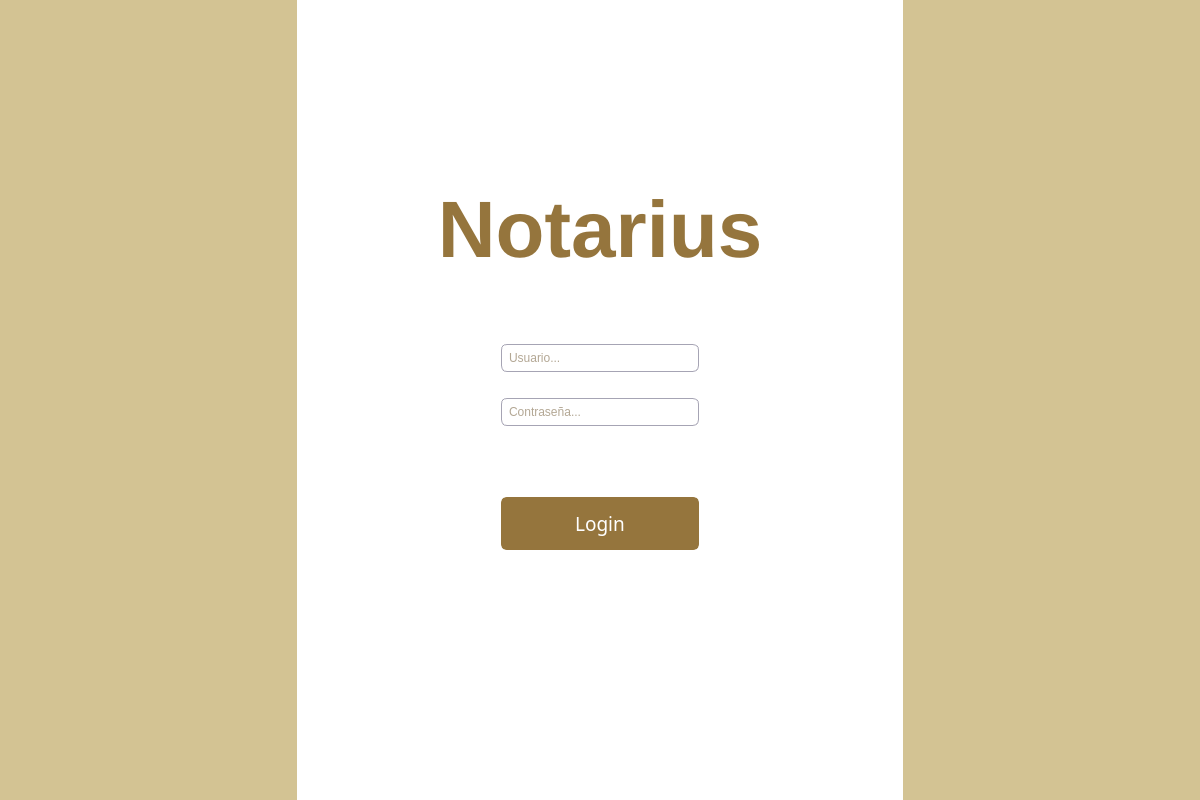
andreadh01/Notarius, file ui/login.ui: the form before one commit.
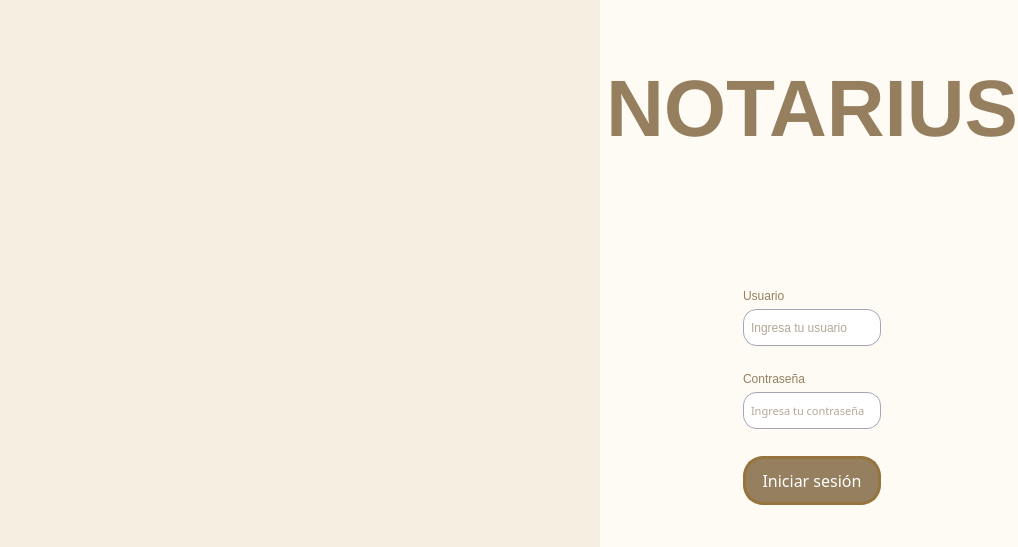
The form after the commit. Icons and pictures are not drawn.

Commit message: modificar diseño del login, plus agregar icons funcionales

```diff
--- a/ui/login.ui
+++ b/ui/login.ui
@@ -6,8 +6,8 @@
    <rect>
     <x>0</x>
     <y>0</y>
-    <width>1200</width>
-    <height>800</height>
+    <width>895</width>
+    <height>547</height>
    </rect>
   </property>
   <property name="sizePolicy">
@@ -21,7 +21,8 @@
   </property>
   <property name="styleSheet">
    <string notr="true">QDialog {
-background-color: white;
+background-color:rgba(245, 216, 174, 0.08);
+
 }</string>
   </property>
   <property name="modal">
@@ -41,7 +42,7 @@
     <number>0</number>
    </property>
    <item row="0" column="0">
-    <layout class="QHBoxLayout" name="horizontalLayout" stretch="1,2,1">
+    <layout class="QHBoxLayout" name="horizontalLayout" stretch="0,0">
      <property name="sizeConstraint">
       <enum>QLayout::SetDefaultConstraint</enum>
      </property>
@@ -53,9 +54,17 @@
          <verstretch>0</verstretch>
         </sizepolicy>
        </property>
+       <property name="minimumSize">
+        <size>
+         <width>600</width>
+         <height>0</height>
+        </size>
+       </property>
        <property name="styleSheet">
         <string notr="true">QLabel {
-background-color: #d3c393;
+background-color: rgba(202, 166, 112, 0.15);
+	
+	image: url(:/icons/undraw_team_up_re_84ok.svg);
 }</string>
        </property>
        <property name="text">
@@ -64,7 +73,7 @@
       </widget>
      </item>
      <item>
-      <layout class="QVBoxLayout" name="verticalLayout" stretch="0,0,0,0,0,0,0,0">
+      <layout class="QVBoxLayout" name="verticalLayout" stretch="0,0,0,0,0,0,0,0,0,0,0,0">
        <item>
         <spacer name="verticalSpacer_4">
          <property name="orientation">
@@ -78,6 +87,32 @@
          </property>
         </spacer>
        </item>
+       <item>
+        <spacer name="verticalSpacer_6">
+         <property name="orientation">
+          <enum>Qt::Vertical</enum>
+         </property>
+         <property name="sizeHint" stdset="0">
+          <size>
+           <width>20</width>
+           <height>40</height>
+          </size>
+         </property>
+        </spacer>
+       </item>
+       <item>
+        <spacer name="verticalSpacer_5">
+         <property name="orientation">
+          <enum>Qt::Vertical</enum>
+         </property>
+         <property name="sizeHint" stdset="0">
+          <size>
+           <width>20</width>
+           <height>40</height>
+          </size>
+         </property>
+        </spacer>
+       </item>
        <item>
         <widget class="QLabel" name="label_3">
          <property name="font">
@@ -89,11 +124,11 @@
          </property>
          <property name="styleSheet">
           <string notr="true">QLabel {
-color: #95753d;
+color: rgba(149, 127, 95, 1);
 }</string>
          </property>
          <property name="text">
-          <string>Notarius</string>
+          <string>NOTARIUS</string>
          </property>
          <property name="alignment">
           <set>Qt::AlignCenter</set>
@@ -101,20 +136,20 @@
         </widget>
        </item>
        <item>
-        <spacer name="verticalSpacer_5">
-         <property name="orientation">
-          <enum>Qt::Vertical</enum>
-         </property>
-         <property name="sizeType">
-          <enum>QSizePolicy::Minimum</enum>
-         </property>
-         <property name="sizeHint" stdset="0">
+        <widget class="QLabel" name="label_5">
+         <property name="minimumSize">
           <size>
-           <width>20</width>
-           <height>40</height>
+           <width>100</width>
+           <height>100</height>
           </size>
          </property>
-        </spacer>
+         <property name="styleSheet">
+          <string notr="true">image: url(:/icons/carpeta.png);</string>
+         </property>
+         <property name="text">
+          <string/>
+         </property>
+        </widget>
        </item>
        <item>
         <layout class="QHBoxLayout" name="horizontalLayout_3"/>
@@ -137,46 +172,7 @@
        </item>
        <item>
         <layout class="QGridLayout" name="gridLayout">
-         <item row="0" column="0">
-          <spacer name="horizontalSpacer">
-           <property name="orientation">
-            <enum>Qt::Horizontal</enum>
-           </property>
-           <property name="sizeHint" stdset="0">
-            <size>
-             <width>40</width>
-             <height>20</height>
-            </size>
-           </property>
-          </spacer>
-         </item>
-         <item row="3" column="0">
-          <spacer name="horizontalSpacer_2">
-           <property name="orientation">
-            <enum>Qt::Horizontal</enum>
-           </property>
-           <property name="sizeHint" stdset="0">
-            <size>
-             <width>40</width>
-             <height>20</height>
-            </size>
-           </property>
-          </spacer>
-         </item>
-         <item row="3" column="2">
-          <spacer name="horizontalSpacer_4">
-           <property name="orientation">
-            <enum>Qt::Horizontal</enum>
-           </property>
-           <property name="sizeHint" stdset="0">
-            <size>
-             <width>40</width>
-             <height>20</height>
-            </size>
-           </property>
-          </spacer>
-         </item>
-         <item row="0" column="2">
+         <item row="1" column="2">
           <spacer name="horizontalSpacer_3">
            <property name="orientation">
             <enum>Qt::Horizontal</enum>
@@ -189,29 +185,12 @@
            </property>
           </spacer>
          </item>
-         <item row="0" column="1">
-          <widget class="QLineEdit" name="user">
-           <property name="focusPolicy">
-            <enum>Qt::StrongFocus</enum>
-           </property>
-           <property name="styleSheet">
-            <string notr="true">QLineEdit {
-border-radius: 6px;
-border: 1px solid rgb(166, 164, 180);
-background-color: white;
-color: rgb(103, 80, 41);
-padding: 5px;
-}</string>
-           </property>
-           <property name="placeholderText">
-            <string>Usuario...</string>
-           </property>
-          </widget>
-         </item>
-         <item row="3" column="1">
+         <item row="4" column="1">
           <widget class="QLineEdit" name="passwordfield">
            <property name="font">
             <font>
+             <family>Arial Rounded MT Bold</family>
+             <pointsize>8</pointsize>
              <weight>50</weight>
              <italic>false</italic>
              <bold>false</bold>
@@ -222,32 +201,21 @@
            </property>
            <property name="styleSheet">
             <string notr="true">QLineEdit {
-border-radius: 6px;
-background-color: white;
+border-radius: 14px;
 border: 1px solid rgb(166, 164, 180);
+background-color: white;
 color: rgb(103, 80, 41);
 padding: 5px;
+font: 8pt &quot;Arial Rounded MT Bold&quot;;
+height: 25px;
 }</string>
            </property>
            <property name="placeholderText">
-            <string>Contraseña...</string>
+            <string>Ingresa tu contraseña</string>
            </property>
           </widget>
          </item>
-         <item row="1" column="0">
-          <spacer name="horizontalSpacer_5">
-           <property name="orientation">
-            <enum>Qt::Horizontal</enum>
-           </property>
-           <property name="sizeHint" stdset="0">
-            <size>
-             <width>40</width>
-             <height>20</height>
-            </size>
-           </property>
-          </spacer>
-         </item>
-         <item row="1" column="1">
+         <item row="2" column="1">
           <spacer name="horizontalSpacer_6">
            <property name="orientation">
             <enum>Qt::Horizontal</enum>
@@ -260,7 +228,60 @@
            </property>
           </spacer>
          </item>
-         <item row="1" column="2">
+         <item row="1" column="1">
+          <widget class="QLineEdit" name="user">
+           <property name="minimumSize">
+            <size>
+             <width>0</width>
+             <height>0</height>
+            </size>
+           </property>
+           <property name="focusPolicy">
+            <enum>Qt::StrongFocus</enum>
+           </property>
+           <property name="styleSheet">
+            <string notr="true">QLineEdit {
+border-radius: 14px;
+border: 1px solid rgb(166, 164, 180);
+background-color: white;
+color: rgb(103, 80, 41);
+padding: 5px;
+font: 8pt &quot;Arial Rounded MT Bold&quot;;
+height: 25px;
+}</string>
+           </property>
+           <property name="placeholderText">
+            <string>Ingresa tu usuario</string>
+           </property>
+          </widget>
+         </item>
+         <item row="2" column="0">
+          <spacer name="horizontalSpacer_5">
+           <property name="orientation">
+            <enum>Qt::Horizontal</enum>
+           </property>
+           <property name="sizeHint" stdset="0">
+            <size>
+             <width>40</width>
+             <height>20</height>
+            </size>
+           </property>
+          </spacer>
+         </item>
+         <item row="1" column="0">
+          <spacer name="horizontalSpacer">
+           <property name="orientation">
+            <enum>Qt::Horizontal</enum>
+           </property>
+           <property name="sizeHint" stdset="0">
+            <size>
+             <width>40</width>
+             <height>20</height>
+            </size>
+           </property>
+          </spacer>
+         </item>
+         <item row="2" column="2">
           <spacer name="horizontalSpacer_7">
            <property name="orientation">
             <enum>Qt::Horizontal</enum>
@@ -273,8 +294,73 @@
            </property>
           </spacer>
          </item>
+         <item row="4" column="2">
+          <spacer name="horizontalSpacer_4">
+           <property name="orientation">
+            <enum>Qt::Horizontal</enum>
+           </property>
+           <property name="sizeHint" stdset="0">
+            <size>
+             <width>40</width>
+             <height>20</height>
+            </size>
+           </property>
+          </spacer>
+         </item>
+         <item row="4" column="0">
+          <spacer name="horizontalSpacer_2">
+           <property name="orientation">
+            <enum>Qt::Horizontal</enum>
+           </property>
+           <property name="sizeHint" stdset="0">
+            <size>
+             <width>40</width>
+             <height>20</height>
+            </size>
+           </property>
+          </spacer>
+         </item>
+         <item row="0" column="1">
+          <widget class="QLabel" name="label_2">
+           <property name="styleSheet">
+            <string notr="true">QLabel {
+	font: 10pt &quot;Arial Rounded MT Bold&quot;;
+	color: rgba(149, 127, 95, 1);
+}</string>
+           </property>
+           <property name="text">
+            <string>Usuario</string>
+           </property>
+          </widget>
+         </item>
+         <item row="3" column="1">
+          <widget class="QLabel" name="label_4">
+           <property name="styleSheet">
+            <string notr="true">QLabel {
+	font: 10pt &quot;Arial Rounded MT Bold&quot;;
+	color: rgba(149, 127, 95, 1);
+}</string>
+           </property>
+           <property name="text">
+            <string>Contraseña</string>
+           </property>
+          </widget>
+         </item>
         </layout>
        </item>
+       <item>
+        <spacer name="verticalSpacer_8">
+         <property name="orientation">
+          <enum>Qt::Vertical</enum>
+         </property>
+         <property name="sizeHint" stdset="0">
+          <size>
+           <width>20</width>
+           <height>40</height>
+          </size>
+         </property>
+        </spacer>
+       </item>
        <item>
         <layout class="QHBoxLayout" name="horizontalLayout_2" stretch="3,3,3">
          <item>
@@ -301,16 +387,21 @@
            <property name="font">
             <font>
              <family>Arial Rounded MT Bold</family>
-             <pointsize>14</pointsize>
+             <pointsize>12</pointsize>
+             <weight>50</weight>
+             <italic>false</italic>
+             <bold>false</bold>
             </font>
            </property>
            <property name="styleSheet">
             <string notr="true">QPushButton {
-border-radius: 6px;
+border-radius: 20px;
 border: 3px solid #95753d;
-background-color: #95753d;
+background-color: rgba(149, 127, 95, 1);
 color: white;
 padding:10px 0;
+
+font: 12pt &quot;Arial Rounded MT Bold&quot;;
 }
 
 QPushButton:hover {
@@ -328,7 +419,7 @@
 }</string>
            </property>
            <property name="text">
-            <string>Login</string>
+            <string>Iniciar sesión</string>
            </property>
           </widget>
          </item>
@@ -360,20 +451,21 @@
          </property>
         </spacer>
        </item>
+       <item>
+        <spacer name="verticalSpacer_7">
+         <property name="orientation">
+          <enum>Qt::Vertical</enum>
+         </property>
+         <property name="sizeHint" stdset="0">
+          <size>
+           <width>20</width>
+           <height>40</height>
+          </size>
+         </property>
+        </spacer>
+       </item>
       </layout>
      </item>
-     <item>
-      <widget class="QLabel" name="label_2">
-       <property name="styleSheet">
-        <string notr="true">QLabel {
-background-color: #d3c393;
-}</string>
-       </property>
-       <property name="text">
-        <string/>
-       </property>
-      </widget>
-     </item>
     </layout>
    </item>
   </layout>
```
Left out of the diff: 4 changed lines with no effect on the pictures. The commit also changes 6 other files.
